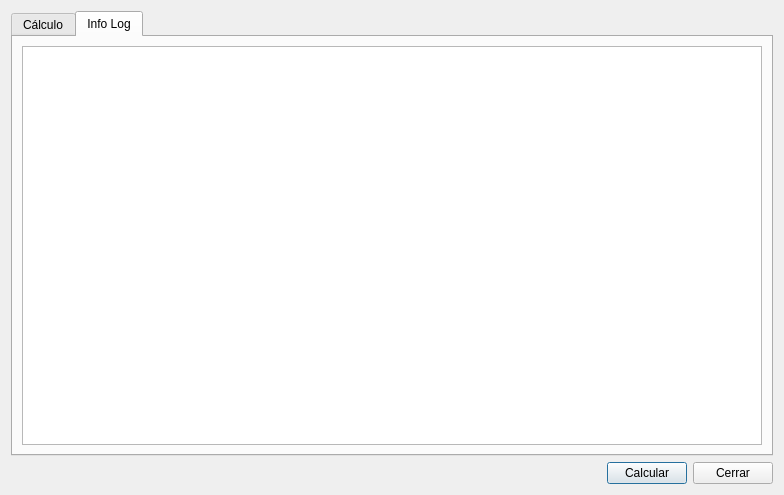
Qt form core/ui/toolbars/assetmanage/priority_config.ui (bgeo-gis/gw_assetmanage_plugin) before a commit.
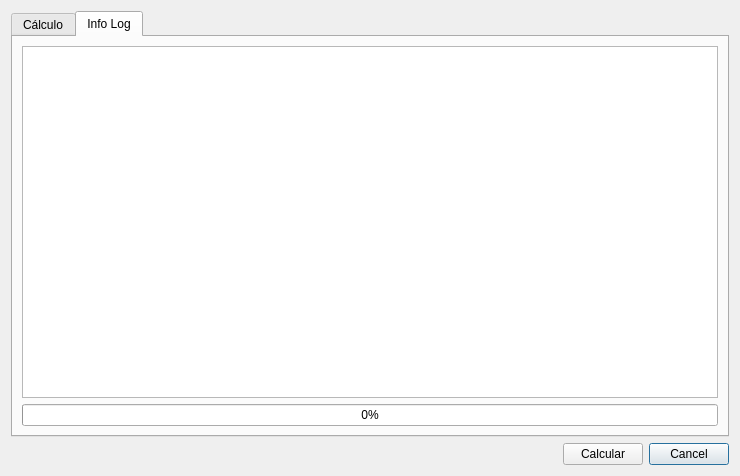
The same form after that commit. The open tabs and pages were chosen to show the change.

Commit message: Connect priority config dialog to thread

```diff
--- a/core/ui/toolbars/assetmanage/priority_config.ui
+++ b/core/ui/toolbars/assetmanage/priority_config.ui
@@ -6,42 +6,22 @@
    <rect>
     <x>0</x>
     <y>0</y>
-    <width>784</width>
-    <height>495</height>
+    <width>740</width>
+    <height>476</height>
    </rect>
   </property>
   <property name="windowTitle">
    <string>CÁLCULO PRIORIDADES</string>
   </property>
   <layout class="QGridLayout" name="gridLayout">
-   <item row="5" column="0">
-    <spacer name="horizontalSpacer">
-     <property name="orientation">
-      <enum>Qt::Horizontal</enum>
-     </property>
-     <property name="sizeHint" stdset="0">
-      <size>
-       <width>40</width>
-       <height>20</height>
-      </size>
-     </property>
-    </spacer>
-   </item>
    <item row="5" column="1">
-    <widget class="QPushButton" name="btn_calc">
+    <widget class="QLabel" name="lbl_timer">
      <property name="text">
-      <string>Calcular</string>
+      <string/>
      </property>
     </widget>
    </item>
-   <item row="5" column="2">
-    <widget class="QPushButton" name="btn_close">
-     <property name="text">
-      <string>Cerrar</string>
-     </property>
-    </widget>
-   </item>
-   <item row="1" column="0" colspan="3">
+   <item row="1" column="1" colspan="4">
     <widget class="QTabWidget" name="mainTab">
      <property name="currentIndex">
       <number>0</number>
@@ -147,10 +127,44 @@
        <item row="0" column="0">
         <widget class="QTextEdit" name="txt_infolog"/>
        </item>
+       <item row="1" column="0">
+        <widget class="QProgressBar" name="progressBar">
+         <property name="value">
+          <number>0</number>
+         </property>
+        </widget>
+       </item>
       </layout>
      </widget>
     </widget>
    </item>
+   <item row="5" column="4">
+    <widget class="QPushButton" name="btn_cancel">
+     <property name="text">
+      <string>Cancel</string>
+     </property>
+    </widget>
+   </item>
+   <item row="5" column="3">
+    <widget class="QPushButton" name="btn_calc">
+     <property name="text">
+      <string>Calcular</string>
+     </property>
+    </widget>
+   </item>
+   <item row="5" column="2">
+    <spacer name="horizontalSpacer">
+     <property name="orientation">
+      <enum>Qt::Horizontal</enum>
+     </property>
+     <property name="sizeHint" stdset="0">
+      <size>
+       <width>40</width>
+       <height>20</height>
+      </size>
+     </property>
+    </spacer>
+   </item>
   </layout>
  </widget>
  <resources/>
```
The commit also changes 1 other file.
